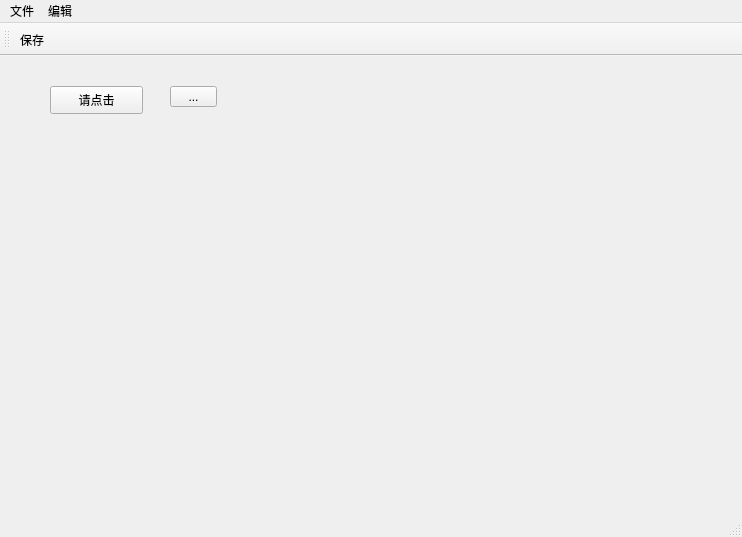
Above: teach_qt_controlor3/teach_qt_controlor3/mainwindow.ui from forspy/Qt before the change. Below: the same form after it.
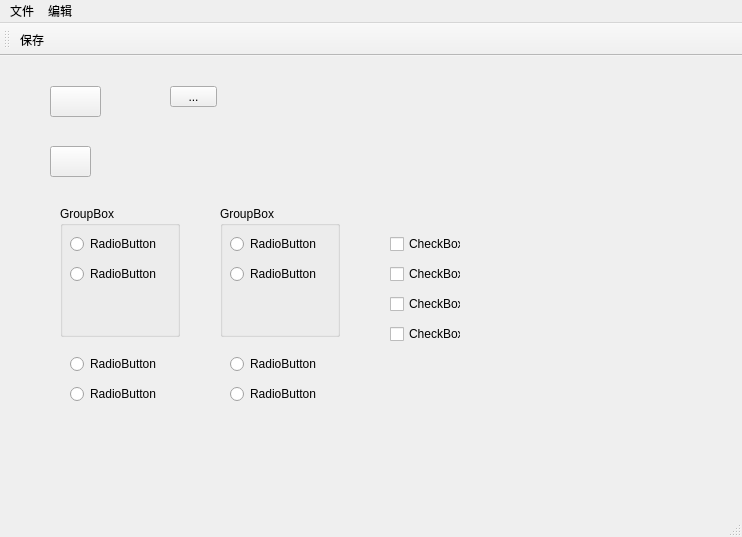
That is the form after the change. Icons and pictures are not drawn.

Commit message: 教学_qt_控件3_设置pushButton的点击状态_加载图片_应用程序窗口图标

```diff
--- a/teach_qt_controlor3/teach_qt_controlor3/mainwindow.ui
+++ b/teach_qt_controlor3/teach_qt_controlor3/mainwindow.ui
@@ -19,12 +19,15 @@
      <rect>
       <x>50</x>
       <y>30</y>
-      <width>93</width>
-      <height>28</height>
+      <width>51</width>
+      <height>31</height>
      </rect>
     </property>
+    <property name="styleSheet">
+     <string notr="true">border-image: url(:/image/picture/pat.bmp);</string>
+    </property>
     <property name="text">
-     <string>请点击</string>
+     <string/>
     </property>
    </widget>
    <widget class="QToolButton" name="toolButton">
@@ -40,6 +43,213 @@
      <string>...</string>
     </property>
    </widget>
+   <widget class="QPushButton" name="pushButton_2">
+    <property name="geometry">
+     <rect>
+      <x>50</x>
+      <y>90</y>
+      <width>41</width>
+      <height>31</height>
+     </rect>
+    </property>
+    <property name="text">
+     <string/>
+    </property>
+   </widget>
+   <widget class="QGroupBox" name="groupBox">
+    <property name="geometry">
+     <rect>
+      <x>60</x>
+      <y>150</y>
+      <width>120</width>
+      <height>131</height>
+     </rect>
+    </property>
+    <property name="title">
+     <string>GroupBox</string>
+    </property>
+    <widget class="QRadioButton" name="radioButton">
+     <property name="geometry">
+      <rect>
+       <x>10</x>
+       <y>30</y>
+       <width>89</width>
+       <height>16</height>
+      </rect>
+     </property>
+     <property name="text">
+      <string>RadioButton</string>
+     </property>
+    </widget>
+    <widget class="QRadioButton" name="radioButton_2">
+     <property name="geometry">
+      <rect>
+       <x>10</x>
+       <y>60</y>
+       <width>89</width>
+       <height>16</height>
+      </rect>
+     </property>
+     <property name="text">
+      <string>RadioButton</string>
+     </property>
+    </widget>
+   </widget>
+   <widget class="QGroupBox" name="groupBox_2">
+    <property name="geometry">
+     <rect>
+      <x>220</x>
+      <y>150</y>
+      <width>120</width>
+      <height>131</height>
+     </rect>
+    </property>
+    <property name="title">
+     <string>GroupBox</string>
+    </property>
+    <widget class="QRadioButton" name="radioButton_3">
+     <property name="geometry">
+      <rect>
+       <x>10</x>
+       <y>30</y>
+       <width>89</width>
+       <height>16</height>
+      </rect>
+     </property>
+     <property name="text">
+      <string>RadioButton</string>
+     </property>
+    </widget>
+    <widget class="QRadioButton" name="radioButton_4">
+     <property name="geometry">
+      <rect>
+       <x>10</x>
+       <y>60</y>
+       <width>89</width>
+       <height>16</height>
+      </rect>
+     </property>
+     <property name="text">
+      <string>RadioButton</string>
+     </property>
+    </widget>
+   </widget>
+   <widget class="QRadioButton" name="radioButton_5">
+    <property name="geometry">
+     <rect>
+      <x>70</x>
+      <y>300</y>
+      <width>89</width>
+      <height>16</height>
+     </rect>
+    </property>
+    <property name="text">
+     <string>RadioButton</string>
+    </property>
+    <attribute name="buttonGroup">
+     <string notr="true">buttonGroup</string>
+    </attribute>
+   </widget>
+   <widget class="QRadioButton" name="radioButton_6">
+    <property name="geometry">
+     <rect>
+      <x>70</x>
+      <y>330</y>
+      <width>89</width>
+      <height>16</height>
+     </rect>
+    </property>
+    <property name="text">
+     <string>RadioButton</string>
+    </property>
+    <attribute name="buttonGroup">
+     <string notr="true">buttonGroup</string>
+    </attribute>
+   </widget>
+   <widget class="QRadioButton" name="radioButton_7">
+    <property name="geometry">
+     <rect>
+      <x>230</x>
+      <y>300</y>
+      <width>89</width>
+      <height>16</height>
+     </rect>
+    </property>
+    <property name="text">
+     <string>RadioButton</string>
+    </property>
+    <attribute name="buttonGroup">
+     <string notr="true">buttonGroup_2</string>
+    </attribute>
+   </widget>
+   <widget class="QRadioButton" name="radioButton_8">
+    <property name="geometry">
+     <rect>
+      <x>230</x>
+      <y>330</y>
+      <width>89</width>
+      <height>16</height>
+     </rect>
+    </property>
+    <property name="text">
+     <string>RadioButton</string>
+    </property>
+    <attribute name="buttonGroup">
+     <string notr="true">buttonGroup_2</string>
+    </attribute>
+   </widget>
+   <widget class="QCheckBox" name="checkBox">
+    <property name="geometry">
+     <rect>
+      <x>390</x>
+      <y>180</y>
+      <width>71</width>
+      <height>16</height>
+     </rect>
+    </property>
+    <property name="text">
+     <string>CheckBox</string>
+    </property>
+   </widget>
+   <widget class="QCheckBox" name="checkBox_2">
+    <property name="geometry">
+     <rect>
+      <x>390</x>
+      <y>210</y>
+      <width>71</width>
+      <height>16</height>
+     </rect>
+    </property>
+    <property name="text">
+     <string>CheckBox</string>
+    </property>
+   </widget>
+   <widget class="QCheckBox" name="checkBox_3">
+    <property name="geometry">
+     <rect>
+      <x>390</x>
+      <y>240</y>
+      <width>71</width>
+      <height>16</height>
+     </rect>
+    </property>
+    <property name="text">
+     <string>CheckBox</string>
+    </property>
+   </widget>
+   <widget class="QCheckBox" name="checkBox_4">
+    <property name="geometry">
+     <rect>
+      <x>390</x>
+      <y>270</y>
+      <width>71</width>
+      <height>16</height>
+     </rect>
+    </property>
+    <property name="text">
+     <string>CheckBox</string>
+    </property>
+   </widget>
   </widget>
   <widget class="QMenuBar" name="menuBar">
    <property name="geometry">
```
Left out of the diff: 6 changed lines with no effect on the pictures. The commit also changes 4 other files.
